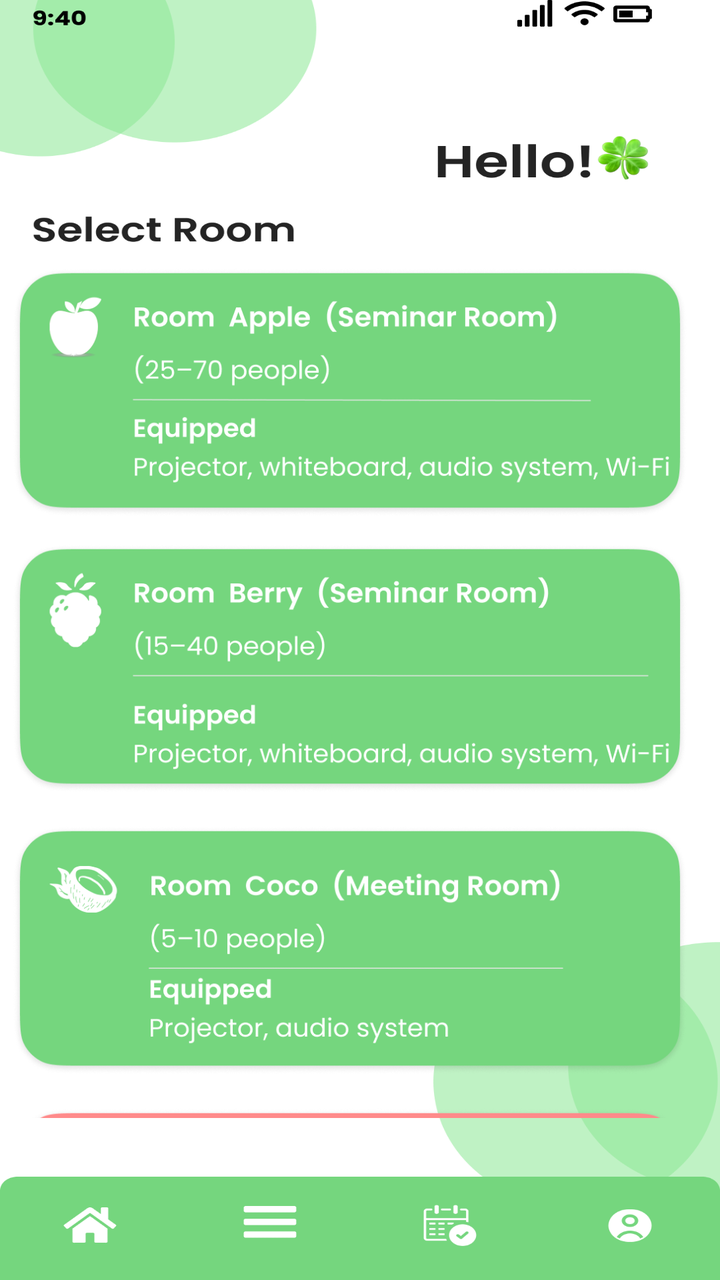
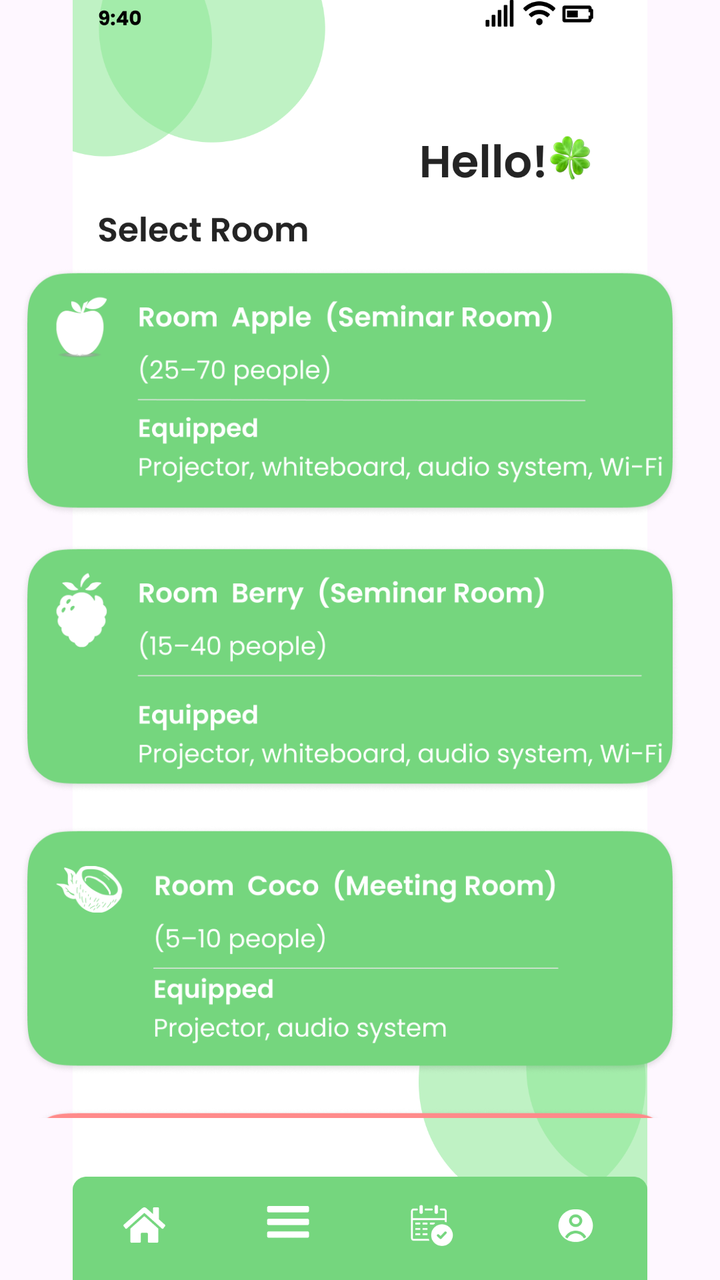

Two renders of the same Android screen: before a commit and after it. Below are the layout's source before the change and the commit's diff.
<!-- AndroidManifest.xml: application theme Theme.COMP2000HKSoftwareEngineeringAssessment -->
<!-- res/layout/activity_viewbooking.xml -->
<?xml version="1.0" encoding="utf-8"?>
<androidx.constraintlayout.widget.ConstraintLayout xmlns:android="http://schemas.android.com/apk/res/android"
    xmlns:app="http://schemas.android.com/apk/res-auto"
    xmlns:tools="http://schemas.android.com/tools"
    android:id="@+id/main"
    android:layout_width="match_parent"
    android:layout_height="match_parent"
    tools:context=".Viewbooking">

    <ImageView
        android:id="@+id/iv_login_page"
        android:layout_width="match_parent"
        android:layout_height="match_parent"
        android:scaleType="fitXY"
        android:src="@drawable/managermybookingselectroomclean"
        app:layout_constraintBottom_toBottomOf="parent"
        app:layout_constraintEnd_toEndOf="parent"
        app:layout_constraintStart_toStartOf="parent"
        app:layout_constraintTop_toTopOf="parent" />

    <ScrollView
        android:id="@+id/scroll_select_room"
        android:layout_width="wrap_content"
        android:layout_height="0dp"
        android:scrollbars="none"
        app:layout_constraintBottom_toBottomOf="parent"
        app:layout_constraintEnd_toEndOf="parent"
        app:layout_constraintHeight_percent="0.6834"
        app:layout_constraintHorizontal_bias="0.27"
        app:layout_constraintStart_toStartOf="parent"
        app:layout_constraintTop_toTopOf="parent"
        app:layout_constraintVertical_bias="0.60">

        <LinearLayout
            android:layout_width="match_parent"
            android:layout_height="wrap_content"
            android:gravity="center_horizontal"
            android:orientation="vertical"
            android:paddingTop="12dp"
            android:paddingBottom="24dp">

            <ImageButton
                android:id="@+id/btn_v_select_room_a"
                android:layout_width="338dp"
                android:layout_height="125dp"
                android:layout_marginBottom="13dp"
                android:background="@android:color/transparent"
                android:scaleType="fitXY"
                android:src="@drawable/bookingroom_selectroom_a" />

            <ImageButton
                android:id="@+id/btn_v_select_room_b"
                android:layout_width="338dp"
                android:layout_height="125dp"
                android:layout_marginBottom="16dp"
                android:background="@android:color/transparent"
                android:scaleType="fitXY"
                android:src="@drawable/bookingroom_selectroom_b" />

            <ImageButton
                android:id="@+id/btn_v_select_room_c"
                android:layout_width="338dp"
                android:layout_height="125dp"
                android:layout_marginBottom="16dp"
                android:background="@android:color/transparent"
                android:scaleType="fitXY"
                android:src="@drawable/bookingroom_selectroom_c" />

            <ImageButton
                android:id="@+id/btn_v_select_room_d"
                android:layout_width="338dp"
                android:layout_height="125dp"
                android:layout_marginBottom="16dp"
                android:background="@android:color/transparent"
                android:scaleType="fitXY"
                android:src="@drawable/bookingroom_selectroom_d_b" />

            <ImageButton
                android:id="@+id/btn_v_select_room_e"
                android:layout_width="338dp"
                android:layout_height="125dp"
                android:layout_marginBottom="16dp"
                android:background="@android:color/transparent"
                android:scaleType="fitXY"
                android:src="@drawable/bookingroom_selectroom_e" />

            <ImageButton
                android:id="@+id/btn_v_select_room_f"
                android:layout_width="338dp"
                android:layout_height="125dp"
                android:layout_marginBottom="16dp"
                android:background="@android:color/transparent"
                android:scaleType="fitXY"
                android:src="@drawable/bookingroom_selectroom_f" />

            <ImageButton
                android:id="@+id/btn_v_select_room_g"
                android:layout_width="338dp"
                android:layout_height="125dp"
                android:layout_marginBottom="16dp"
                android:background="@android:color/transparent"
                android:scaleType="fitXY"
                android:src="@drawable/bookingroom_selectroom_g" />

            <ImageButton
                android:id="@+id/btn_v_select_room_h"
                android:layout_width="338dp"
                android:layout_height="125dp"
                android:background="@android:color/transparent"
                android:scaleType="fitXY"
                android:src="@drawable/bookingroom_selectroom_h" />

        </LinearLayout>
    </ScrollView>

    <ImageButton
        android:id="@+id/btn_managermenuhomebutton"
        android:layout_width="0dp"
        android:layout_height="0dp"
        android:background="@android:color/transparent"
        app:layout_constraintBottom_toBottomOf="parent"
        app:layout_constraintDimensionRatio="2:1"
        app:layout_constraintEnd_toEndOf="parent"
        app:layout_constraintHorizontal_bias="0.071"
        app:layout_constraintStart_toStartOf="parent"
        app:layout_constraintTop_toTopOf="parent"
        app:layout_constraintVertical_bias="0.97"
        app:layout_constraintWidth_percent="0.15 " />
    <ImageButton
        android:id="@+id/btn_managermenubutton"
        android:layout_width="0dp"
        android:layout_height="0dp"
        android:background="@android:color/transparent"
        app:layout_constraintBottom_toBottomOf="parent"
        app:layout_constraintDimensionRatio="2:1"
        app:layout_constraintEnd_toEndOf="parent"
        app:layout_constraintHorizontal_bias="0.369"
        app:layout_constraintStart_toStartOf="parent"
        app:layout_constraintTop_toTopOf="parent"
        app:layout_constraintVertical_bias="0.969"
        app:layout_constraintWidth_percent="0.15" />

    <ImageButton
        android:id="@+id/btn_managermybookingbutton"
        android:layout_width="0dp"
        android:layout_height="0dp"
        android:background="@android:color/transparent"
        app:layout_constraintBottom_toBottomOf="parent"
        app:layout_constraintDimensionRatio="2:1"
        app:layout_constraintEnd_toEndOf="parent"
        app:layout_constraintHorizontal_bias="0.644"
        app:layout_constraintStart_toStartOf="parent"
        app:layout_constraintTop_toTopOf="parent"
        app:layout_constraintVertical_bias="0.969"
        app:layout_constraintWidth_percent="0.15" />

    <ImageButton
        android:id="@+id/btn_managermyprofile"
        android:layout_width="0dp"
        android:layout_height="0dp"
        android:background="@android:color/transparent"
        app:layout_constraintBottom_toBottomOf="parent"
        app:layout_constraintDimensionRatio="2:1"
        app:layout_constraintEnd_toEndOf="parent"
        app:layout_constraintHorizontal_bias="0.957"
        app:layout_constraintStart_toStartOf="parent"
        app:layout_constraintTop_toTopOf="parent"
        app:layout_constraintVertical_bias="0.969"
        app:layout_constraintWidth_percent="0.15" />


</androidx.constraintlayout.widget.ConstraintLayout>
<!-- resources referenced by this layout -->
<resources>
  <!-- drawable bookingroom_selectroom_a: png bitmap (drawable, 63731 bytes) -->
  <!-- drawable bookingroom_selectroom_b: png bitmap (drawable, 63860 bytes) -->
  <!-- drawable bookingroom_selectroom_c: png bitmap (drawable, 64336 bytes) -->
  <!-- drawable bookingroom_selectroom_d_b: png bitmap (drawable, 59598 bytes) -->
  <!-- drawable bookingroom_selectroom_e: png bitmap (drawable, 77900 bytes) -->
  <!-- drawable bookingroom_selectroom_f: png bitmap (drawable, 70980 bytes) -->
  <!-- drawable bookingroom_selectroom_g: png bitmap (drawable, 65357 bytes) -->
  <!-- drawable bookingroom_selectroom_h: png bitmap (drawable, 60664 bytes) -->
  <!-- drawable managermybookingselectroomclean: png bitmap (drawable, 73237 bytes) -->
  <style name="Theme.COMP2000HKSoftwareEngineeringAssessment" parent="Base.Theme.COMP2000HKSoftwareEngineeringAssessment" />
  <style name="Base.Theme.COMP2000HKSoftwareEngineeringAssessment" parent="Theme.Material3.DayNight.NoActionBar">
          
          
      </style>
</resources>

<!-- the commit's change to res/layout/activity_viewbooking.xml (unified diff, before → after) -->
@@ -11,7 +11,7 @@
         android:id="@+id/iv_login_page"
         android:layout_width="match_parent"
         android:layout_height="match_parent"
-        android:scaleType="fitXY"
+        android:scaleType="fitCenter"
         android:src="@drawable/managermybookingselectroomclean"
         app:layout_constraintBottom_toBottomOf="parent"
         app:layout_constraintEnd_toEndOf="parent"
@@ -45,7 +45,7 @@
                 android:layout_height="125dp"
                 android:layout_marginBottom="13dp"
                 android:background="@android:color/transparent"
-                android:scaleType="fitXY"
+                android:scaleType="fitCenter"
                 android:src="@drawable/bookingroom_selectroom_a" />
 
             <ImageButton
@@ -54,7 +54,7 @@
                 android:layout_height="125dp"
                 android:layout_marginBottom="16dp"
                 android:background="@android:color/transparent"
-                android:scaleType="fitXY"
+                android:scaleType="fitCenter"
                 android:src="@drawable/bookingroom_selectroom_b" />
 
             <ImageButton
@@ -63,7 +63,7 @@
                 android:layout_height="125dp"
                 android:layout_marginBottom="16dp"
                 android:background="@android:color/transparent"
-                android:scaleType="fitXY"
+                android:scaleType="fitCenter"
                 android:src="@drawable/bookingroom_selectroom_c" />
 
             <ImageButton
@@ -72,7 +72,7 @@
                 android:layout_height="125dp"
                 android:layout_marginBottom="16dp"
                 android:background="@android:color/transparent"
-                android:scaleType="fitXY"
+                android:scaleType="fitCenter"
                 android:src="@drawable/bookingroom_selectroom_d_b" />
 
             <ImageButton
@@ -81,7 +81,7 @@
                 android:layout_height="125dp"
                 android:layout_marginBottom="16dp"
                 android:background="@android:color/transparent"
-                android:scaleType="fitXY"
+                android:scaleType="fitCenter"
                 android:src="@drawable/bookingroom_selectroom_e" />
 
             <ImageButton
@@ -90,7 +90,7 @@
                 android:layout_height="125dp"
                 android:layout_marginBottom="16dp"
                 android:background="@android:color/transparent"
-                android:scaleType="fitXY"
+                android:scaleType="fitCenter"
                 android:src="@drawable/bookingroom_selectroom_f" />
 
             <ImageButton
@@ -99,7 +99,7 @@
                 android:layout_height="125dp"
                 android:layout_marginBottom="16dp"
                 android:background="@android:color/transparent"
-                android:scaleType="fitXY"
+                android:scaleType="fitCenter"
                 android:src="@drawable/bookingroom_selectroom_g" />
 
             <ImageButton
@@ -107,7 +107,7 @@
                 android:layout_width="338dp"
                 android:layout_height="125dp"
                 android:background="@android:color/transparent"
-                android:scaleType="fitXY"
+                android:scaleType="fitCenter"
                 android:src="@drawable/bookingroom_selectroom_h" />
 
         </LinearLayout>
